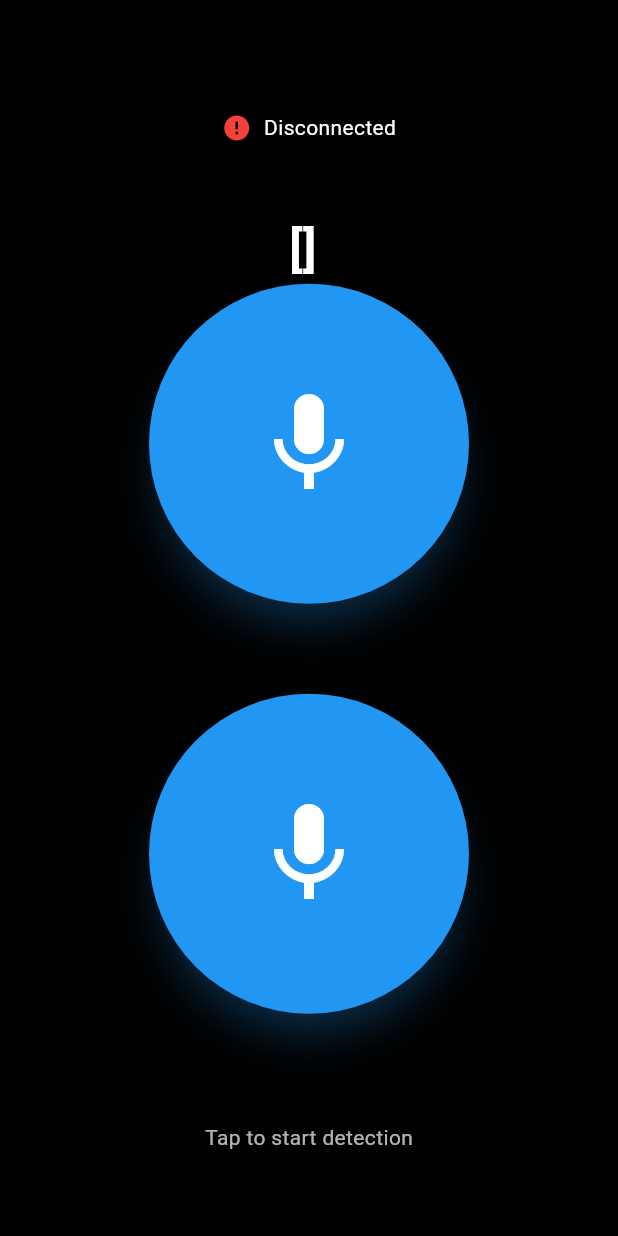
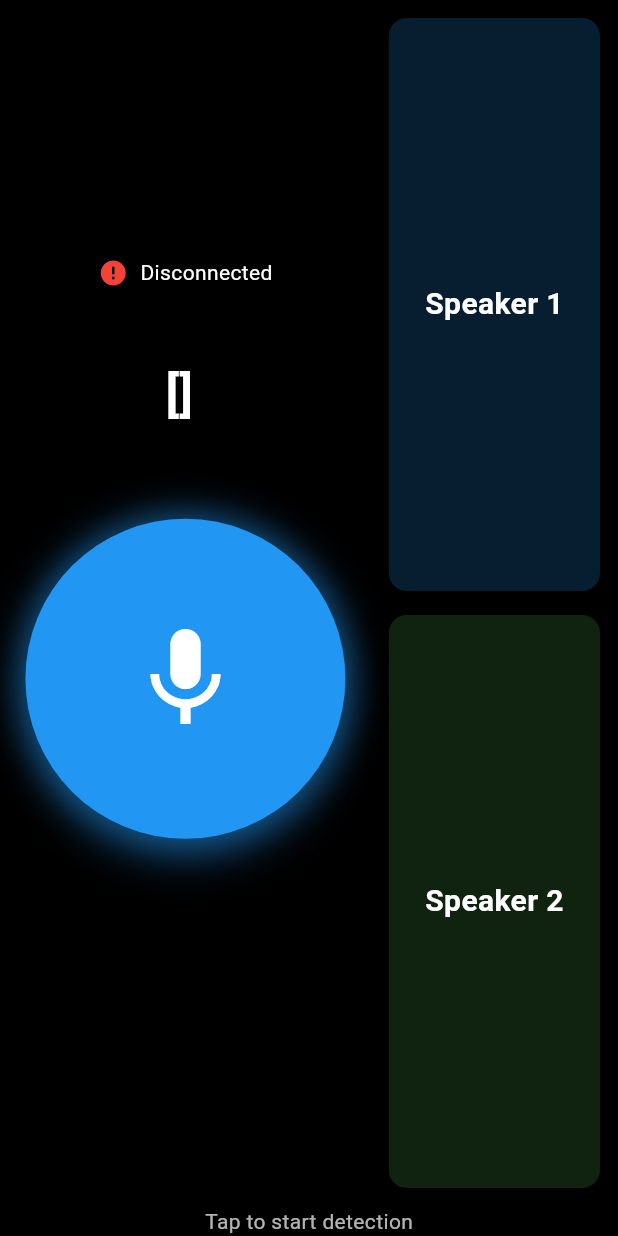
Before and after one commit to EmoAI-Translator/EmoAI-Translator, a Flutter app: the screen it shows after launch, on a phone screen of 412 x 824 dp. Run offline on Flutter 3.47's test engine with Material 3 defaults, Android fonts, the phone set to English and light mode, and no system bars; our stand-ins replace flutter_tts, web; missing offline and left inert: dart:js, dart:js_interop, dart:js_util; network calls fail; statements that could not run were skipped.

Commit message:
feat: tailored UI

```diff
--- a/frontend/lib/main.dart
+++ b/frontend/lib/main.dart
@@ -108,20 +108,12 @@ class _EmotionDetectionPageState extends State<EmotionDetectionPage> {
   web.AnalyserNode? _analyserNode;
   web.MediaStreamAudioSourceNode? _audioSource;
   web.ScriptProcessorNode? _scriptProcessor;
-  static const int audioSendIntervalMs = 1000;
 
-  Timer? _audioSendTimer;
   final List<Float32List> _audioBuffers = []; //buffer
-  // final int _sampleRate = 44100;
-
   bool _isTransmitting = false;
-  // String _currentEmotion = 'Unknown';
   String _connectionStatus = 'Disconnected';
-  // Map<String, dynamic>? _summaryData;
   double _audioLevel = 0.0; // 0.0 ~ 1.0
-  // final List<Float32List> _buffers = []; //buffer
   bool recorderSet = false;
-  Stream<Uint8List>? stream = null;
 
   final List<Float32List> _buffers = [];
   // Uint8List? _recordedBytes;
@@ -278,15 +270,6 @@ class _EmotionDetectionPageState extends State<EmotionDetectionPage> {
     );
   }
 
-  void _stopAudioAnalysis() {
-    _audioAnalyzerTimer?.cancel();
-    _audioAnalyzerTimer = null;
-    setState(() {
-      _audioLevel = 0.0;
-    });
-    debugPrint('⏹️ Stopped audio analysis');
-  }
-
   Future<Uint8List> stopRecordingAndAnalysis() async {
     _scriptProcessor?.disconnect();
     _analyserNode?.disconnect();
@@ -308,6 +291,7 @@ class _EmotionDetectionPageState extends State<EmotionDetectionPage> {
     _audioAnalyzerTimer = null;
     setState(() => _audioLevel = 0.0);
 
+    debugPrint('⏹️ Stopped audio analysis');
     return wavFromBuffers(_audioBuffers);
   }
 
@@ -503,7 +487,6 @@ class _EmotionDetectionPageState extends State<EmotionDetectionPage> {
     return bytes;
   }
 
-  // 사용 예시
   Uint8List wavFromBuffers(List<Float32List> buffers) {
     final allSamples = Float32List(
       buffers.fold<int>(0, (a, b) => a + b.length),
@@ -533,7 +516,6 @@ class _EmotionDetectionPageState extends State<EmotionDetectionPage> {
 
   @override
   Widget build(BuildContext context) {
-    // final screenSize = MediaQuery.of(context).size;
     final buttonSize = 200.0;
 
     // Calculate shadow radius based on audio level
@@ -543,7 +525,13 @@ class _EmotionDetectionPageState extends State<EmotionDetectionPage> {
 
     return Scaffold(
       backgroundColor: Colors.black,
-      body: Stack(
+      body: Column(
+        children: [
+          Expanded(
+            child: Row(
+              children: [
+                Expanded(
+                  child: Stack(
                     children: [
                       // Main content
                       Center(
@@ -598,61 +586,32 @@ class _EmotionDetectionPageState extends State<EmotionDetectionPage> {
                                 fontWeight: FontWeight.bold,
                               ),
                             ),
-                // tts tests
-                ElevatedButton(
-                  onPressed: () {
-                    tts.speak('hi YO');
-                  },
-                  style: ElevatedButton.styleFrom(
-                    shape: const CircleBorder(),
-                    padding: EdgeInsets.all(buttonSize / 3),
-                    backgroundColor: _isTransmitting ? Colors.red : Colors.blue,
-                    shadowColor: (_isTransmitting ? Colors.red : Colors.blue)
+                            const SizedBox(height: 60),
+                            Stack(
+                              alignment: Alignment.center,
+                              children: [
+                                AnimatedContainer(
+                                  duration: const Duration(milliseconds: 100),
+                                  width: buttonSize,
+                                  height: buttonSize,
+                                  decoration: BoxDecoration(
+                                    shape: BoxShape.circle,
+                                    color: _isTransmitting
+                                        ? Colors.red
+                                        : Colors.blue,
+                                    boxShadow: [
+                                      BoxShadow(
+                                        color:
+                                            (_isTransmitting
+                                                    ? Colors.red
+                                                    : Colors.blue)
                                                 .withOpacity(0.6),
-                    elevation: shadowRadius / 2,
+                                        blurRadius: shadowRadius,
+                                        spreadRadius: shadowRadius / 2,
                                       ),
-                  child: Icon(
-                    _isTransmitting ? Icons.stop : Icons.mic,
-                    color: Colors.white,
-                    size: 80,
+                                    ],
                                   ),
                                 ),
-                const SizedBox(height: 60),
-
-                // Central circular button with audio-reactive glow
-                // GestureDetector(
-                //   onTap: () {
-                //     if (_isTransmitting) {
-                //       _stopTransmitting();
-                //     } else {
-                //       if (_channel != null) {
-                //         _startTransmitting();
-                //       }
-                //     }
-                //   },
-                //   child: AnimatedContainer(
-                //     duration: const Duration(milliseconds: 100),
-                //     width: buttonSize,
-                //     height: buttonSize,
-                //     decoration: BoxDecoration(
-                //       shape: BoxShape.circle,
-                //       color: _isTransmitting ? Colors.red : Colors.blue,
-                //       boxShadow: [
-                //         BoxShadow(
-                //           color: (_isTransmitting ? Colors.red : Colors.blue)
-                //               .withOpacity(0.6),
-                //           blurRadius: shadowRadius,
-                //           spreadRadius: shadowRadius / 2,
-                //         ),
-                //       ],
-                //     ),
-                //     child: Icon(
-                //       _isTransmitting ? Icons.stop : Icons.mic,
-                //       color: Colors.white,
-                //       size: 80,
-                //     ),
-                //   ),
-                // ),
                                 ElevatedButton(
                                   onPressed: () {
                                     if (_isTransmitting) {
@@ -666,8 +625,13 @@ class _EmotionDetectionPageState extends State<EmotionDetectionPage> {
                                   style: ElevatedButton.styleFrom(
                                     shape: const CircleBorder(),
                                     padding: EdgeInsets.all(buttonSize / 3),
-                    backgroundColor: _isTransmitting ? Colors.red : Colors.blue,
-                    shadowColor: (_isTransmitting ? Colors.red : Colors.blue)
+                                    backgroundColor: _isTransmitting
+                                        ? Colors.red
+                                        : Colors.blue,
+                                    shadowColor:
+                                        (_isTransmitting
+                                                ? Colors.red
+                                                : Colors.blue)
                                             .withOpacity(0.6),
                                     elevation: shadowRadius / 2,
                                   ),
@@ -677,9 +641,9 @@ class _EmotionDetectionPageState extends State<EmotionDetectionPage> {
                                     size: 80,
                                   ),
                                 ),
-
+                              ],
+                            ),
                             const SizedBox(height: 20),
-
                             // Audio level indicator
                             if (_isTransmitting)
                               Container(
@@ -714,7 +678,9 @@ class _EmotionDetectionPageState extends State<EmotionDetectionPage> {
                                         child: Container(
                                           decoration: BoxDecoration(
                                             color: Colors.blue,
-                                borderRadius: BorderRadius.circular(2),
+                                            borderRadius: BorderRadius.circular(
+                                              2,
+                                            ),
                                           ),
                                         ),
                                       ),
@@ -724,43 +690,15 @@ class _EmotionDetectionPageState extends State<EmotionDetectionPage> {
                               ),
 
                             Text(
-                  translated['text'] == null ? '' : translated['text']!,
-                  style: const TextStyle(color: Colors.white, fontSize: 14),
+                              translated['text'] == null
+                                  ? ''
+                                  : translated['text']!,
+                              style: const TextStyle(
+                                color: Colors.white,
+                                fontSize: 14,
+                              ),
                             ),
                             const SizedBox(height: 40),
-                // 콜렉팅 중에만 나오게
-                // if (_isTransmitting)
-                //   Container(
-                //     margin: const EdgeInsets.only(top: 20),
-                //     padding: const EdgeInsets.all(16),
-                //     decoration: BoxDecoration(
-                //       color: Colors.orange.withOpacity(0.3),
-                //       borderRadius: BorderRadius.circular(12),
-                //       border: Border.all(color: Colors.orange, width: 2),
-                //     ),
-                //     child: const Row(
-                //       mainAxisSize: MainAxisSize.min,
-                //       children: [
-                //         SizedBox(
-                //           width: 20,
-                //           height: 20,
-                //           child: CircularProgressIndicator(
-                //             strokeWidth: 2,
-                //             color: Colors.orange,
-                //           ),
-                //         ),
-                //         SizedBox(width: 12),
-                //         Text(
-                //           'Collecting emotions...',
-                //           style: TextStyle(
-                //             color: Colors.orange,
-                //             fontSize: 14,
-                //             fontWeight: FontWeight.bold,
-                //           ),
-                //         ),
-                //       ],
-                //     ),
-                //   ),
                           ],
                         ),
                       ),
@@ -775,19 +713,73 @@ class _EmotionDetectionPageState extends State<EmotionDetectionPage> {
                             padding: const EdgeInsets.all(16),
                             decoration: BoxDecoration(
                               color: Colors.black54,
+                              // color: Colors.white,
                               borderRadius: BorderRadius.circular(12),
-                ),
-                child: Text(
-                  _isTransmitting
-                      ? 'Tap to stop detection'
-                      : 'Tap to start detection',
-                  style: const TextStyle(color: Colors.white70, fontSize: 14),
                             ),
                           ),
                         ),
                       ),
                     ],
                   ),
+                ),
+                Container(
+                  width: MediaQuery.of(context).size.width * 0.4,
+                  padding: const EdgeInsets.all(12),
+                  child: Column(
+                    mainAxisAlignment: MainAxisAlignment.spaceBetween,
+
+                    children: [
+                      Expanded(
+                        child: Container(
+                          decoration: BoxDecoration(
+                            color: Colors.blue.withOpacity(0.2),
+                            borderRadius: BorderRadius.circular(12),
+                          ),
+                          padding: const EdgeInsets.all(16),
+                          alignment: Alignment.center,
+                          child: const Text(
+                            'Speaker 1',
+                            style: TextStyle(
+                              color: Colors.white,
+                              fontSize: 20,
+                              fontWeight: FontWeight.bold,
+                            ),
+                          ),
+                        ),
+                      ),
+                      const SizedBox(height: 16),
+                      Expanded(
+                        child: Container(
+                          decoration: BoxDecoration(
+                            color: Colors.green.withOpacity(0.2),
+                            borderRadius: BorderRadius.circular(12),
+                          ),
+                          padding: const EdgeInsets.all(16),
+                          alignment: Alignment.center,
+                          child: const Text(
+                            'Speaker 2',
+                            style: TextStyle(
+                              color: Colors.white,
+                              fontSize: 20,
+                              fontWeight: FontWeight.bold,
+                            ),
+                          ),
+                        ),
+                      ),
+                    ],
+                  ),
+                ),
+              ],
+            ),
+          ),
+          Text(
+            _isTransmitting
+                ? 'Tap to stop detection'
+                : 'Tap to start detection',
+            style: const TextStyle(color: Colors.white70, fontSize: 14),
+          ),
+        ],
+      ),
     );
   }
 }
```
Lines whose indentation alone changed are shown as unchanged.
